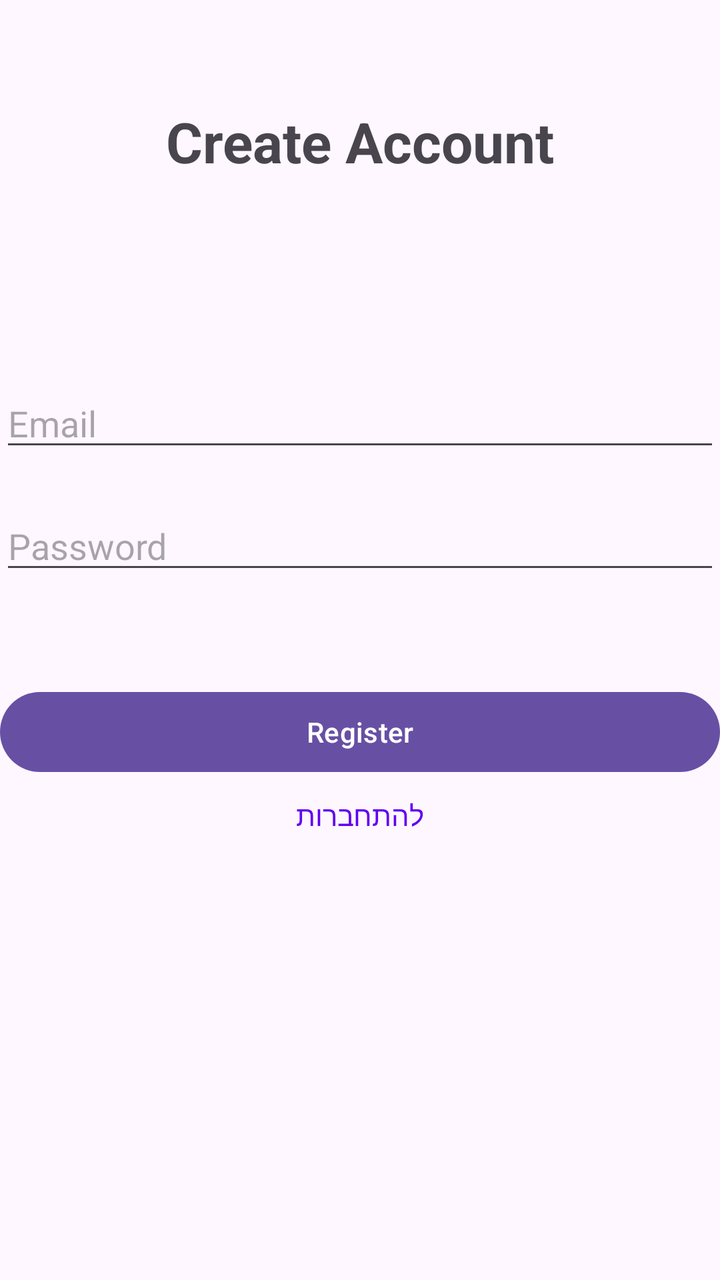
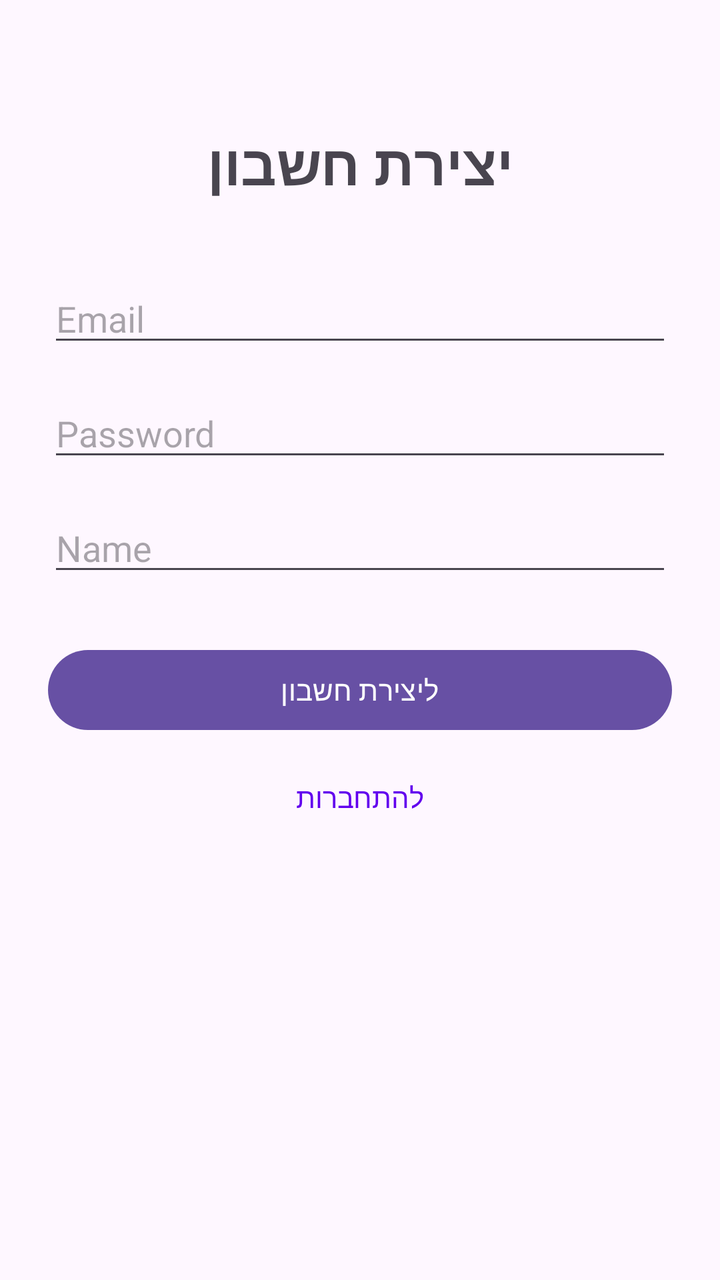

The first picture is an Android layout as it rendered before a commit; the second is the same layout after the commit. The layout source and the unified diff follow.
<!-- AndroidManifest.xml: application theme Theme.MyFirstFirebaseApplication -->
<!-- res/layout/activity_register.xml -->
<?xml version="1.0" encoding="utf-8"?>
<androidx.constraintlayout.widget.ConstraintLayout xmlns:android="http://schemas.android.com/apk/res/android"
    xmlns:app="http://schemas.android.com/apk/res-auto"
    xmlns:tools="http://schemas.android.com/tools"
    android:id="@+id/main"
    android:layout_width="match_parent"
    android:layout_height="match_parent"
    tools:context=".RegisterActivity">


    <TextView
        android:layout_width="wrap_content"
        android:layout_height="wrap_content"
        android:text="Create Account"
        android:textSize="28sp"
        android:layout_marginBottom="100dp"
        android:textStyle="bold"
        app:layout_constraintBottom_toTopOf="@+id/etRegisterMail"
        app:layout_constraintEnd_toEndOf="parent"
        app:layout_constraintStart_toStartOf="parent" />

    <EditText
        android:id="@+id/etRegisterMail"
        android:layout_width="match_parent"
        android:layout_height="wrap_content"
        android:layout_marginBottom="20dp"
        android:hint="Email"
        android:inputType="textEmailAddress"
        app:layout_constraintBottom_toTopOf="@+id/etRegisterPass"
        app:layout_constraintEnd_toEndOf="parent"
        app:layout_constraintStart_toStartOf="parent" />

    <EditText
        android:id="@+id/etRegisterPass"
        android:layout_width="match_parent"
        android:layout_height="wrap_content"
        android:hint="Password"
        android:inputType="textPassword"
        android:layout_marginBottom="50dp"
        app:layout_constraintBottom_toTopOf="@+id/btnRegister" />

    <Button
        android:id="@+id/btnRegister"
        android:layout_width="match_parent"
        android:layout_height="wrap_content"
        android:text="Register"
        app:layout_constraintBottom_toBottomOf="parent"
        app:layout_constraintEnd_toEndOf="parent"
        app:layout_constraintStart_toStartOf="parent"
        android:layout_marginBottom="250dp"/>

    <TextView
        android:id="@+id/tvGoToSignIn"
        android:layout_width="wrap_content"
        android:layout_height="wrap_content"
        android:padding="8dp"
        android:text="להתחברות"
        android:textColor="@color/design_default_color_primary"
        app:layout_constraintEnd_toEndOf="parent"
        app:layout_constraintStart_toStartOf="parent"
        app:layout_constraintTop_toBottomOf="@+id/btnRegister" />

    </androidx.constraintlayout.widget.ConstraintLayout>
<!-- resources referenced by this layout -->
<resources>
  <style name="Theme.MyFirstFirebaseApplication" parent="Base.Theme.MyFirstFirebaseApplication" />
  <style name="Base.Theme.MyFirstFirebaseApplication" parent="Theme.Material3.DayNight.NoActionBar">
          
          
      </style>
</resources>

<!-- the commit's change to res/layout/activity_register.xml (unified diff, before → after) -->
@@ -5,59 +5,83 @@
     android:id="@+id/main"
     android:layout_width="match_parent"
     android:layout_height="match_parent"
+    android:padding="24dp"
     tools:context=".RegisterActivity">
 
-
     <TextView
+        android:id="@+id/tvTitle"
         android:layout_width="wrap_content"
         android:layout_height="wrap_content"
-        android:text="Create Account"
+        android:text="יצירת חשבון"
         android:textSize="28sp"
-        android:layout_marginBottom="100dp"
         android:textStyle="bold"
         app:layout_constraintBottom_toTopOf="@+id/etRegisterMail"
         app:layout_constraintEnd_toEndOf="parent"
-        app:layout_constraintStart_toStartOf="parent" />
+        app:layout_constraintStart_toStartOf="parent"
+        app:layout_constraintTop_toTopOf="parent"
+        app:layout_constraintVertical_chainStyle="packed" />
 
     <EditText
         android:id="@+id/etRegisterMail"
-        android:layout_width="match_parent"
+        android:layout_width="0dp"
         android:layout_height="wrap_content"
-        android:layout_marginBottom="20dp"
+        android:layout_marginTop="36dp"
         android:hint="Email"
         android:inputType="textEmailAddress"
         app:layout_constraintBottom_toTopOf="@+id/etRegisterPass"
         app:layout_constraintEnd_toEndOf="parent"
-        app:layout_constraintStart_toStartOf="parent" />
+        app:layout_constraintStart_toStartOf="parent"
+        app:layout_constraintTop_toBottomOf="@+id/tvTitle" />
 
     <EditText
         android:id="@+id/etRegisterPass"
-        android:layout_width="match_parent"
+        android:layout_width="0dp"
         android:layout_height="wrap_content"
+        android:layout_marginTop="16dp"
         android:hint="Password"
         android:inputType="textPassword"
-        android:layout_marginBottom="50dp"
-        app:layout_constraintBottom_toTopOf="@+id/btnRegister" />
+        app:layout_constraintBottom_toTopOf="@+id/etName"
+        app:layout_constraintEnd_toEndOf="parent"
+        app:layout_constraintStart_toStartOf="parent"
+        app:layout_constraintTop_toBottomOf="@+id/etRegisterMail" />
+
+    <EditText
+        android:id="@+id/etRegisterName"
+        android:layout_width="0dp"
+        android:layout_height="wrap_content"
+        android:layout_marginTop="16dp"
+        android:hint="Name"
+        android:inputType="textPersonName"
+        app:layout_constraintBottom_toTopOf="@+id/btnRegister"
+        app:layout_constraintEnd_toEndOf="parent"
+        app:layout_constraintStart_toStartOf="parent"
+        app:layout_constraintTop_toBottomOf="@+id/etRegisterPass" />
 
     <Button
         android:id="@+id/btnRegister"
-        android:layout_width="match_parent"
+        android:layout_width="0dp"
         android:layout_height="wrap_content"
-        android:text="Register"
-        app:layout_constraintBottom_toBottomOf="parent"
+        android:layout_marginTop="28dp"
+        android:text="ליצירת חשבון"
+        app:layout_constraintBottom_toTopOf="@+id/tvGoToSignIn"
         app:layout_constraintEnd_toEndOf="parent"
         app:layout_constraintStart_toStartOf="parent"
-        android:layout_marginBottom="250dp"/>
+        app:layout_constraintTop_toBottomOf="@+id/etRegisterName" />
+
+
 
     <TextView
         android:id="@+id/tvGoToSignIn"
         android:layout_width="wrap_content"
         android:layout_height="wrap_content"
+        android:layout_marginTop="12dp"
         android:padding="8dp"
         android:text="להתחברות"
         android:textColor="@color/design_default_color_primary"
+        app:layout_constraintBottom_toBottomOf="parent"
         app:layout_constraintEnd_toEndOf="parent"
         app:layout_constraintStart_toStartOf="parent"
-        app:layout_constraintTop_toBottomOf="@+id/btnRegister" />
+        app:layout_constraintTop_toBottomOf="@+id/btnRegister"
+        android:layout_marginBottom="200dp"/>
 
-    </androidx.constraintlayout.widget.ConstraintLayout>
+</androidx.constraintlayout.widget.ConstraintLayout>
